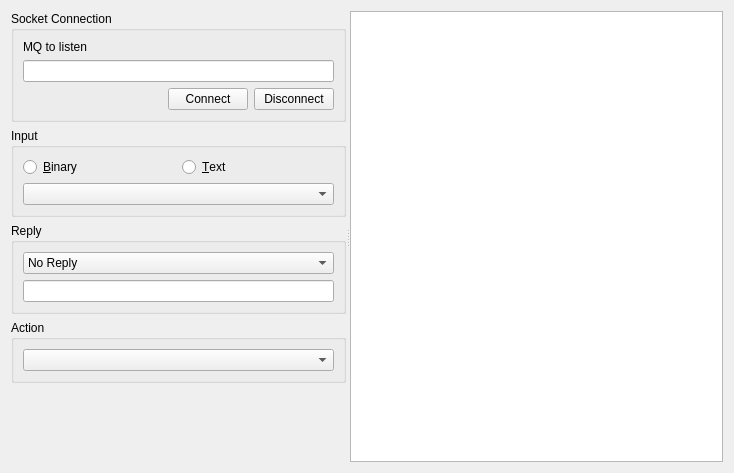
Before: the Qt Designer form PLDesk/mqueuelistener.ui in khomchenkovaa/PortListener, drawn with Qt 5.
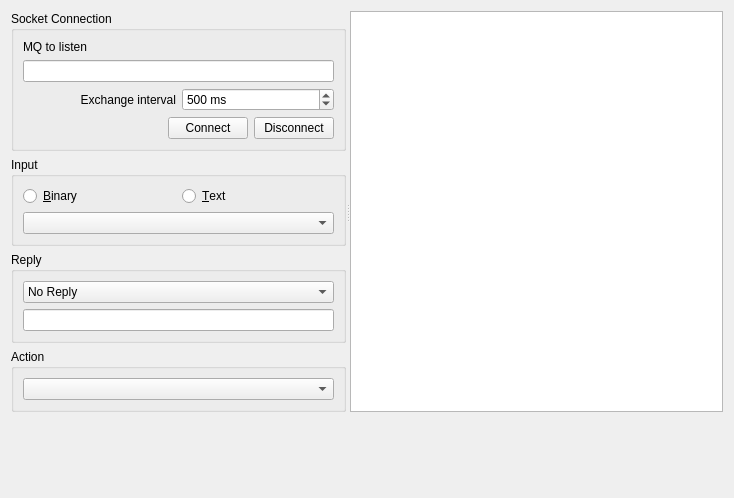
After: the same form once the commit is applied.

Commit message: [MOD] MQueueListener page

```diff
--- a/PLDesk/mqueuelistener.ui
+++ b/PLDesk/mqueuelistener.ui
@@ -7,7 +7,7 @@
     <x>0</x>
     <y>0</y>
     <width>734</width>
-    <height>473</height>
+    <height>498</height>
    </rect>
   </property>
   <property name="windowTitle">
@@ -37,6 +37,39 @@
           <item>
            <widget class="QLineEdit" name="editConnection"/>
           </item>
+          <item>
+           <layout class="QHBoxLayout" name="horizontalLayout_3">
+            <item>
+             <widget class="QLabel" name="lblInterval">
+              <property name="text">
+               <string>Exchange interval</string>
+              </property>
+              <property name="alignment">
+               <set>Qt::AlignRight|Qt::AlignTrailing|Qt::AlignVCenter</set>
+              </property>
+             </widget>
+            </item>
+            <item>
+             <widget class="QSpinBox" name="spinInterval">
+              <property name="suffix">
+               <string> ms</string>
+              </property>
+              <property name="minimum">
+               <number>100</number>
+              </property>
+              <property name="maximum">
+               <number>5000</number>
+              </property>
+              <property name="singleStep">
+               <number>100</number>
+              </property>
+              <property name="value">
+               <number>500</number>
+              </property>
+             </widget>
+            </item>
+           </layout>
+          </item>
           <item>
            <layout class="QHBoxLayout" name="horizontalLayout">
             <item>
@@ -154,24 +187,24 @@
          </layout>
         </widget>
        </item>
-       <item>
-        <spacer name="verticalSpacer">
-         <property name="orientation">
-          <enum>Qt::Vertical</enum>
-         </property>
-         <property name="sizeHint" stdset="0">
-          <size>
-           <width>20</width>
-           <height>40</height>
-          </size>
-         </property>
-        </spacer>
-       </item>
       </layout>
      </widget>
      <widget class="QTextBrowser" name="textLog"/>
     </widget>
    </item>
+   <item>
+    <spacer name="verticalSpacer">
+     <property name="orientation">
+      <enum>Qt::Vertical</enum>
+     </property>
+     <property name="sizeHint" stdset="0">
+      <size>
+       <width>347</width>
+       <height>13</height>
+      </size>
+     </property>
+    </spacer>
+   </item>
   </layout>
  </widget>
  <resources/>
```
The commit also changes 2 other files.
